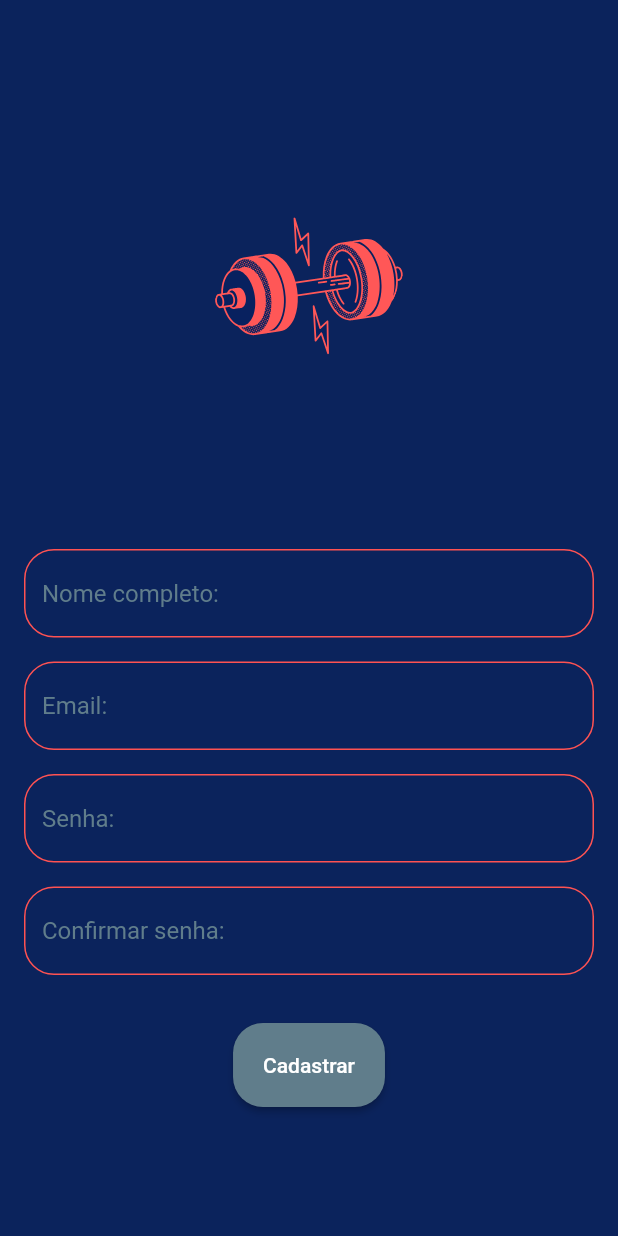
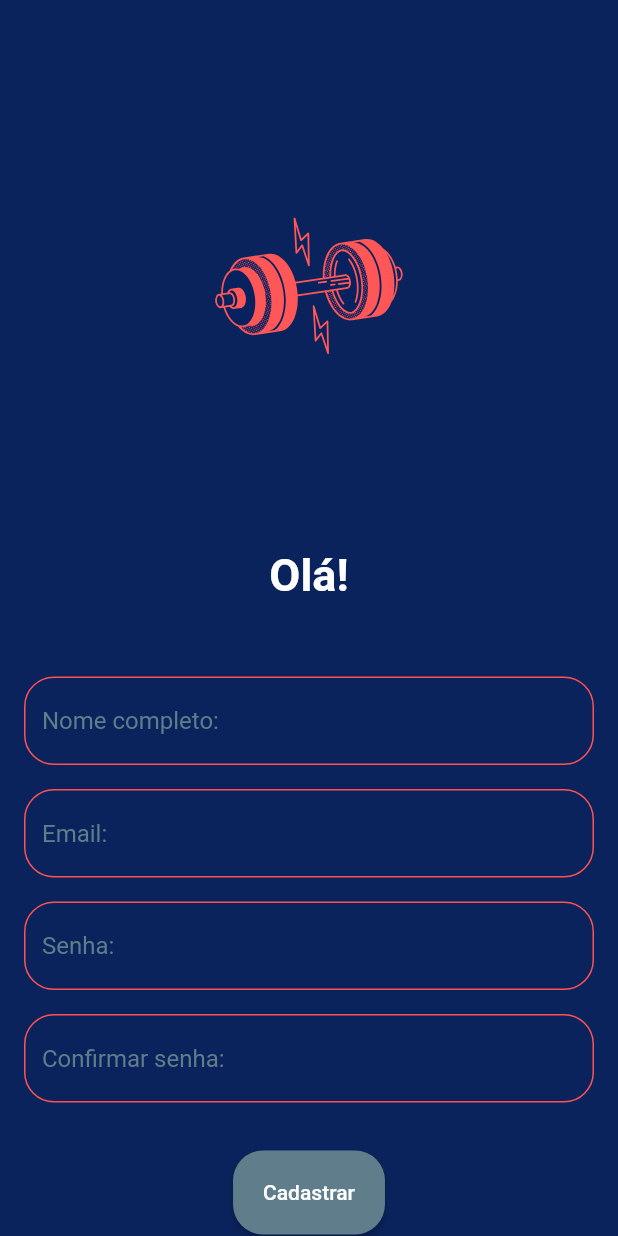
Before and after one commit to henriqquue/FitQuest, a Flutter app: the screen it shows after launch, after a tap on "Não possui cadastro? Clique aqui", on a phone screen of 412 x 824 dp. Run offline on Flutter 3.47's test engine with Material 2 defaults, Android fonts, the light colour scheme and no system bars; our stand-ins replace flutter_svg.

Commit message:
Frase da tela de cadastro

```diff
--- a/lib/pages/Cadastro.dart
+++ b/lib/pages/Cadastro.dart
@@ -11,6 +11,17 @@ class Cadastro extends StatelessWidget {
           padding: EdgeInsets.all(16.0),
           children: <Widget>[
             SvgPicture.asset('assets/images/logo.svg', height: 350),
+            Center(
+              child: Text(
+                "Olá!",
+                style: TextStyle(
+                  fontWeight: FontWeight.bold,
+                  color: Colors.white,
+                  fontSize: 30,
+                ),
+              ),
+            ),
+            SizedBox(height: 50),
             TextFormField(
               style: TextStyle(color: Colors.white),
               decoration: InputDecoration(
```
